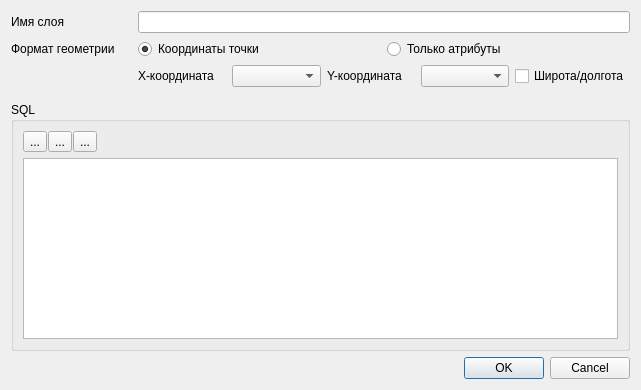
Qt form qgis_pds_oracleSql_base.ui (vvkond/QGIS) before a commit.
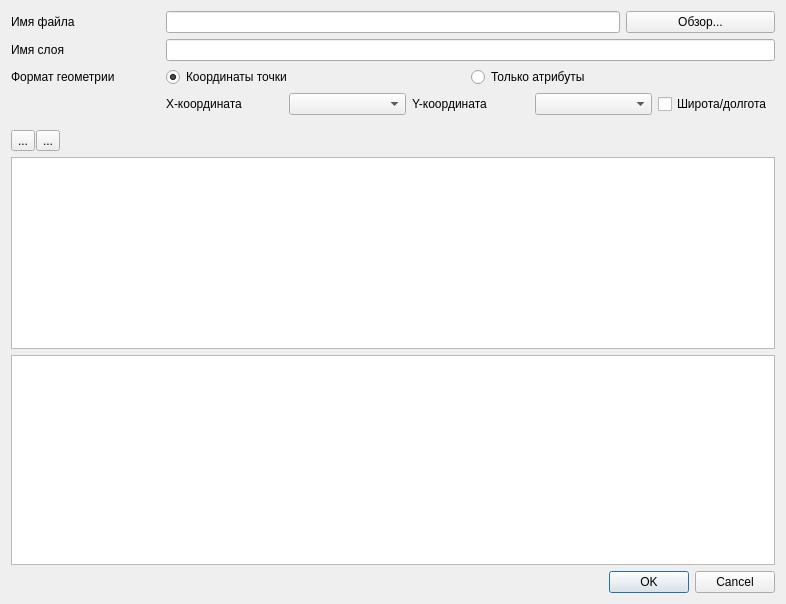
The same form after that commit.

Commit message: Oracle SQL

Diff of the .ui file:
```diff
--- a/qgis_pds_oracleSql_base.ui
+++ b/qgis_pds_oracleSql_base.ui
@@ -6,71 +6,25 @@
    <rect>
     <x>0</x>
     <y>0</y>
-    <width>641</width>
-    <height>390</height>
+    <width>786</width>
+    <height>604</height>
    </rect>
   </property>
   <property name="windowTitle">
    <string>Создать слой из SQL запроса</string>
   </property>
-  <layout class="QGridLayout" name="gridLayout">
-   <item row="3" column="0" colspan="5">
-    <widget class="QGroupBox" name="groupBox">
-     <property name="title">
-      <string>SQL</string>
+  <layout class="QGridLayout" name="gridLayout" rowstretch="0,0,0,0,0,0,1,0">
+   <item row="0" column="4">
+    <widget class="QPushButton" name="pushButton">
+     <property name="text">
+      <string>Обзор...</string>
      </property>
-     <layout class="QGridLayout" name="gridLayout_2">
-      <item row="0" column="0">
-       <layout class="QHBoxLayout" name="horizontalLayout">
-        <property name="spacing">
-         <number>1</number>
-        </property>
-        <property name="bottomMargin">
-         <number>0</number>
-        </property>
-        <item>
-         <widget class="QToolButton" name="mSelectFileToolButton">
-          <property name="text">
-           <string>...</string>
-          </property>
-         </widget>
-        </item>
-        <item>
-         <widget class="QToolButton" name="mRefreshToolButton">
-          <property name="text">
-           <string>...</string>
-          </property>
-         </widget>
-        </item>
-        <item>
-         <widget class="QToolButton" name="mExecuteToolButton">
-          <property name="text">
-           <string>...</string>
-          </property>
-         </widget>
-        </item>
-        <item>
-         <spacer name="horizontalSpacer">
-          <property name="orientation">
-           <enum>Qt::Horizontal</enum>
-          </property>
-          <property name="sizeHint" stdset="0">
-           <size>
-            <width>40</width>
-            <height>20</height>
-           </size>
-          </property>
-         </spacer>
-        </item>
-       </layout>
-      </item>
-      <item row="1" column="0">
-       <widget class="QTextEdit" name="textEdit"/>
-      </item>
-     </layout>
     </widget>
    </item>
-   <item row="4" column="0" colspan="5">
+   <item row="1" column="1" colspan="4">
+    <widget class="QLineEdit" name="mLayerNameLineEdit"/>
+   </item>
+   <item row="7" column="0" colspan="5">
     <widget class="QDialogButtonBox" name="buttonBox">
      <property name="orientation">
       <enum>Qt::Horizontal</enum>
@@ -80,21 +34,21 @@
      </property>
     </widget>
    </item>
-   <item row="1" column="0">
+   <item row="2" column="0">
     <widget class="QLabel" name="label">
      <property name="text">
       <string>Формат геометрии</string>
      </property>
     </widget>
    </item>
-   <item row="1" column="3" colspan="2">
+   <item row="2" column="3" colspan="2">
     <widget class="QRadioButton" name="mAttributesRadioButton">
      <property name="text">
       <string>Только атрибуты</string>
      </property>
     </widget>
    </item>
-   <item row="1" column="1" colspan="2">
+   <item row="2" column="1" colspan="2">
     <widget class="QRadioButton" name="mCoordsRadioButton">
      <property name="text">
       <string>Координаты точки</string>
@@ -104,7 +58,14 @@
      </property>
     </widget>
    </item>
-   <item row="2" column="1" colspan="4">
+   <item row="1" column="0">
+    <widget class="QLabel" name="label_4">
+     <property name="text">
+      <string>Имя слоя</string>
+     </property>
+    </widget>
+   </item>
+   <item row="3" column="1" colspan="4">
     <widget class="QFrame" name="frame">
      <property name="frameShape">
       <enum>QFrame::NoFrame</enum>
@@ -156,14 +117,61 @@
     </widget>
    </item>
    <item row="0" column="0">
-    <widget class="QLabel" name="label_4">
+    <widget class="QLabel" name="label_5">
      <property name="text">
-      <string>Имя слоя</string>
+      <string>Имя файла</string>
      </property>
     </widget>
    </item>
-   <item row="0" column="1" colspan="4">
-    <widget class="QLineEdit" name="mLayerNameLineEdit"/>
+   <item row="0" column="1" colspan="3">
+    <widget class="QLineEdit" name="mFileNameLineEdit">
+     <property name="readOnly">
+      <bool>true</bool>
+     </property>
+    </widget>
+   </item>
+   <item row="6" column="0" colspan="5">
+    <widget class="QTableWidget" name="tableWidget"/>
+   </item>
+   <item row="5" column="0" colspan="5">
+    <widget class="QTextEdit" name="mSqlTextEdit"/>
+   </item>
+   <item row="4" column="0" colspan="5">
+    <layout class="QHBoxLayout" name="horizontalLayout">
+     <property name="spacing">
+      <number>1</number>
+     </property>
+     <property name="bottomMargin">
+      <number>0</number>
+     </property>
+     <item>
+      <widget class="QToolButton" name="mRefreshToolButton">
+       <property name="text">
+        <string>...</string>
+       </property>
+      </widget>
+     </item>
+     <item>
+      <widget class="QToolButton" name="mExecuteToolButton">
+       <property name="text">
+        <string>...</string>
+       </property>
+      </widget>
+     </item>
+     <item>
+      <spacer name="horizontalSpacer">
+       <property name="orientation">
+        <enum>Qt::Horizontal</enum>
+       </property>
+       <property name="sizeHint" stdset="0">
+        <size>
+         <width>40</width>
+         <height>20</height>
+        </size>
+       </property>
+      </spacer>
+     </item>
+    </layout>
    </item>
   </layout>
  </widget>
```
Left out of the diff: 48 changed lines with no effect on the pictures. The commit also changes 4 other files.
